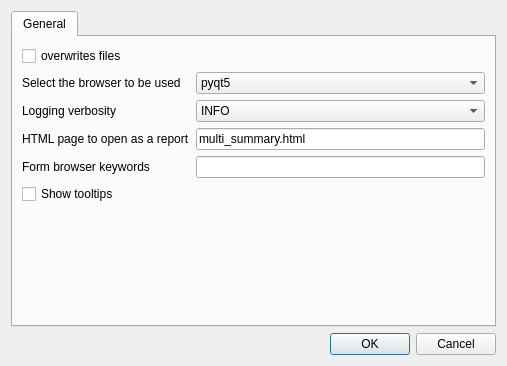
Above: sequana/gui/preferences.ui from vladsaveliev/sequana before the change. Below: the same form after it.
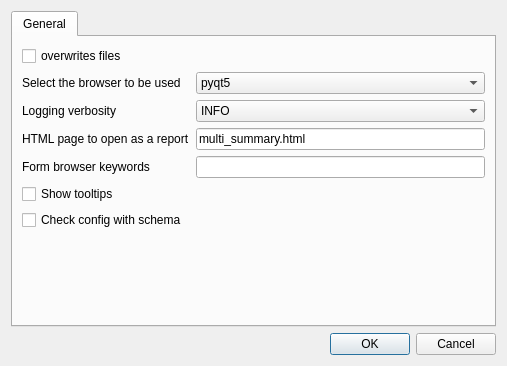
That is the form after the change.

Commit message: update GUI to include schema

```diff
--- a/sequana/gui/preferences.ui
+++ b/sequana/gui/preferences.ui
@@ -190,6 +190,16 @@
              </property>
             </widget>
            </item>
+           <item row="6" column="0">
+            <widget class="QCheckBox" name="preferences_options_general_schema_value">
+             <property name="toolTip">
+              <string>&lt;html&gt;&lt;head/&gt;&lt;body&gt;&lt;p&gt;YAML/JSON Schema files can be provided. If so, they can be used to check the validity of the configuration file. &lt;/p&gt;&lt;p&gt;&lt;br/&gt;&lt;/p&gt;&lt;p&gt;For Sequana projects, if a schema file is available with the pipeline, it is automatically fetched.&lt;/p&gt;&lt;p&gt;&lt;br/&gt;&lt;/p&gt;&lt;p&gt;For Generic projects, you can import one in the File menu.&lt;/p&gt;&lt;p&gt;&lt;br/&gt;&lt;/p&gt;&lt;p&gt;Sometimes, the schema file may be wrong. If so, you can uncheck this box to force the config file to be saved.&lt;/p&gt;&lt;p&gt;&lt;br/&gt;&lt;/p&gt;&lt;/body&gt;&lt;/html&gt;</string>
+             </property>
+             <property name="text">
+              <string>Check config with schema</string>
+             </property>
+            </widget>
+           </item>
           </layout>
          </item>
         </layout>
```
Left out of the diff: 2 changed lines with no effect on the pictures. The commit also changes 3 other files.
